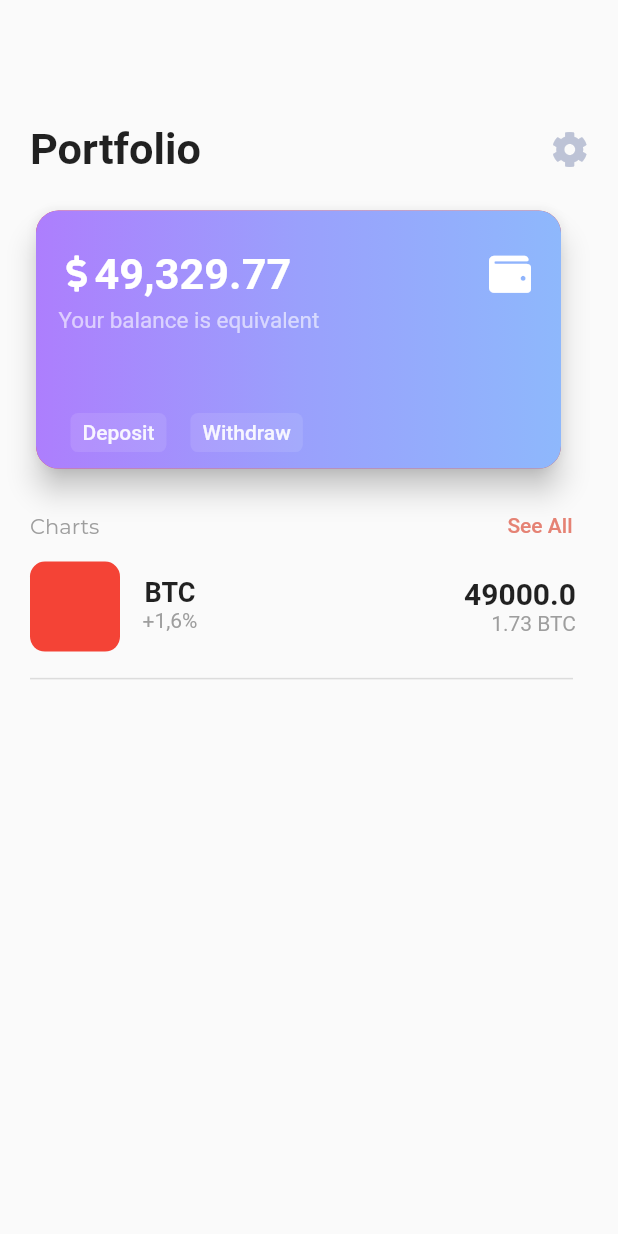
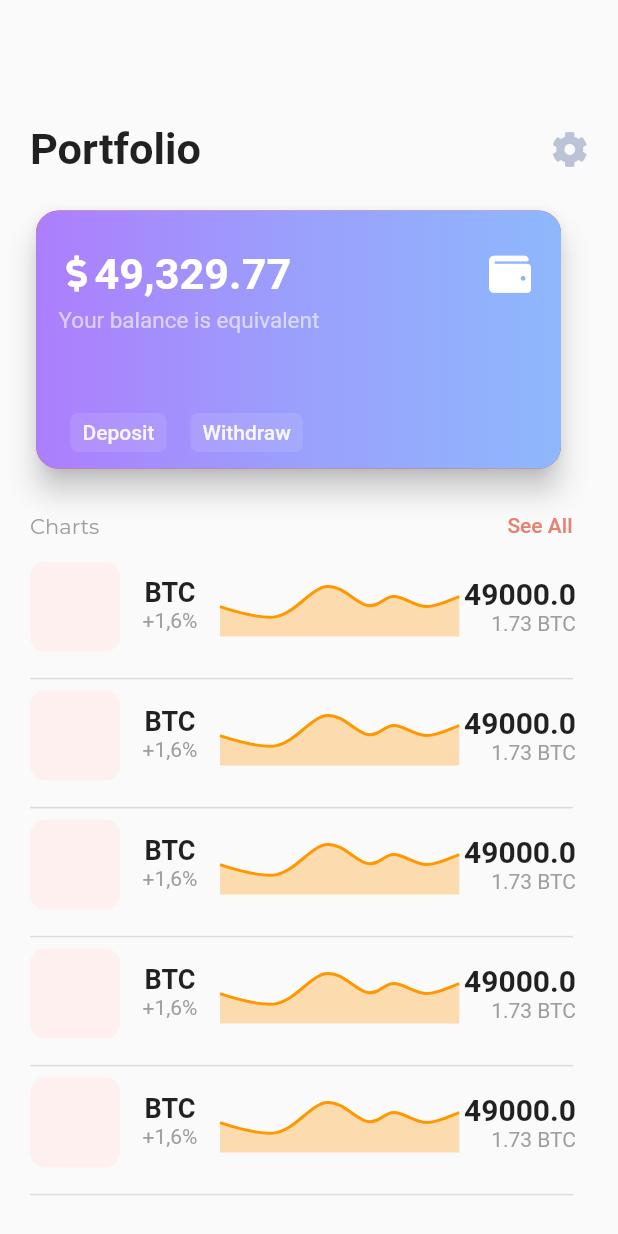
Before and after one commit to imdadAdelabou/challenge1-CryptocurrencyApp, a Flutter app: the screen it shows after launch, on a phone screen of 412 x 824 dp. Run offline on Flutter 3.47's test engine with Material 2 defaults, Android fonts, the phone set to English and light mode, and no system bars; drawn by our look-alikes of fl_chart; our stand-ins replace cached_network_image, font_awesome_flutter, syncfusion_flutter_charts.

Commit message:
adding element

```diff
--- a/cryptocurrency_app/lib/components/print_datacoin.dart
+++ b/cryptocurrency_app/lib/components/print_datacoin.dart
@@ -1,16 +1,20 @@
 import "package:flutter/material.dart";
 import 'package:cached_network_image/cached_network_image.dart';
+import 'package:syncfusion_flutter_charts/charts.dart';
+import 'package:fl_chart/fl_chart.dart';
 
 class PrintDataCoin extends StatefulWidget {
   final Color containerColor;
   final String symbolCoin;
   final double coinPriceDevice;
   final double coinPrice;
+  final Color lineColor;
   PrintDataCoin({
     required this.containerColor,
     required this.symbolCoin,
     required this.coinPriceDevice,
     required this.coinPrice,
+    required this.lineColor,
   });
 
   @override
@@ -30,7 +34,7 @@ class _PrintDataCoinState extends State<PrintDataCoin> {
               width: 60.0,
               height: 60.0,
               decoration: BoxDecoration(
-                color: Colors.red,
+                color: widget.containerColor,
                 borderRadius: BorderRadius.circular(10.0),
               ),
               // child: CachedNetworkImage(
@@ -61,6 +65,53 @@ class _PrintDataCoinState extends State<PrintDataCoin> {
                 ),
               ],
             ),
+            Padding(
+              padding:
+                  const EdgeInsets.only(left: 15.0, top: 10.0, right: 10.0),
+              child: Container(
+                width: 145.0,
+                height: 40.0,
+                child: LineChart(
+                  LineChartData(
+                    gridData: FlGridData(
+                      show: false,
+                    ),
+                    titlesData: FlTitlesData(show: false),
+                    borderData: FlBorderData(
+                      show: false,
+                    ),
+                    minX: 0,
+                    maxX: 10,
+                    minY: 0,
+                    maxY: 6,
+                    lineBarsData: [
+                      LineChartBarData(
+                        spots: [
+                          FlSpot(0, 3),
+                          FlSpot(2.6, 2),
+                          FlSpot(4.9, 5),
+                          FlSpot(6.8, 3.1),
+                          FlSpot(8, 4),
+                          FlSpot(9.5, 3),
+                          FlSpot(11, 4),
+                        ],
+                        colors: [widget.lineColor],
+                        isCurved: true,
+                        dotData: FlDotData(
+                          show: false,
+                        ),
+                        belowBarData: BarAreaData(
+                          show: true,
+                          colors: [
+                            widget.lineColor.withOpacity(0.3),
+                          ],
+                        ),
+                      ),
+                    ],
+                  ),
+                ),
+              ),
+            ),
             Spacer(),
             Padding(
               padding: const EdgeInsets.only(top: 10.0),
--- a/cryptocurrency_app/lib/screens/main_screen.dart
+++ b/cryptocurrency_app/lib/screens/main_screen.dart
@@ -16,6 +16,7 @@ class MainScreen extends StatefulWidget {
 class _MainScreenState extends State<MainScreen> {
   String chart = "";
   String seeAll = "";
+  int nbMax = 11;
   NetworkHelper networkHelper = NetworkHelper(url: SERVER_IP);
   @override
   void initState() {
@@ -90,18 +91,29 @@ class _MainScreenState extends State<MainScreen> {
                 ),
               ],
             ),
-            Column(
+            Expanded(
+              child: ListView.builder(
+                itemCount: nbMax,
+                itemBuilder: (context, index) {
+                  return Column(
                     children: [
                       TakeCoins(),
                       SizedBox(height: 10.0),
-                Padding(
+                      Visibility(
+                        visible: index != nbMax - 1,
+                        child: Padding(
                           padding: const EdgeInsets.only(right: 30.0),
                           child: Divider(
                             thickness: 1.0,
                           ),
                         ),
+                      ),
                     ],
+                  );
+                },
               ),
+            ),
+            SizedBox(height: 20.0),
             // ElevatedButton(
             //   onPressed: () async {
             //     try {
--- a/cryptocurrency_app/lib/screens/take_coins.dart
+++ b/cryptocurrency_app/lib/screens/take_coins.dart
@@ -1,25 +1,15 @@
 import 'package:cryptocurrency_app/components/print_datacoin.dart';
 import "package:flutter/material.dart";
 
-class TakeCoins extends StatefulWidget {
-  TakeCoins();
-
-  @override
-  _TakeCoinsState createState() => _TakeCoinsState();
-}
-
-class _TakeCoinsState extends State<TakeCoins> {
+class TakeCoins extends StatelessWidget {
   @override
   Widget build(BuildContext context) {
-    return Column(
-      children: [
-        PrintDataCoin(
-          containerColor: Color(0xfffef0ee),
-          symbolCoin: "BTC",
-          coinPriceDevice: 49000.0,
-          coinPrice: 1.73,
-        ),
-      ],
+    return PrintDataCoin(
+      containerColor: Color(0xfffef0ee),
+      symbolCoin: "BTC",
+      coinPriceDevice: 49000.0,
+      coinPrice: 1.73,
+      lineColor: Colors.orange,
     );
   }
 }
--- a/cryptocurrency_app/pubspec.yaml
+++ b/cryptocurrency_app/pubspec.yaml
@@ -35,7 +35,8 @@ dev_dependencies:
   font_awesome_flutter: ^9.1.0
   http: ^0.13.3
   cached_network_image: ^3.0.0
-
+  syncfusion_flutter_charts: ^19.1.69+1
+  fl_chart: ^0.36.2
 # For information on the generic Dart part of this file, see the
 # following page: https://dart.dev/tools/pub/pubspec
 
```
Also changed, not shown: cryptocurrency_app/pubspec.lock. Lines whose indentation alone changed are shown as unchanged.
